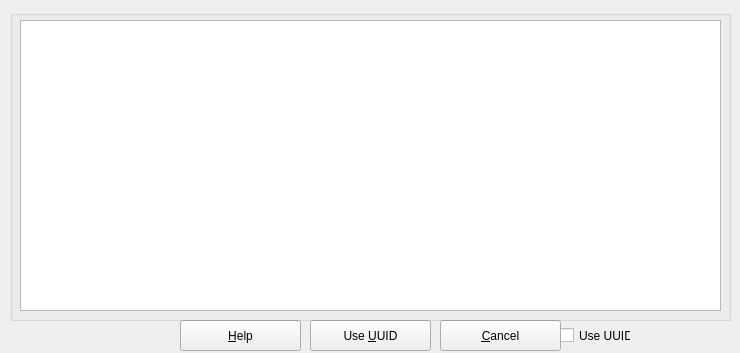
The window that zuluCrypt-gui/openvolume.ui (mhogomchungu/zuluCrypt) describes before a commit, drawn with Qt 5.
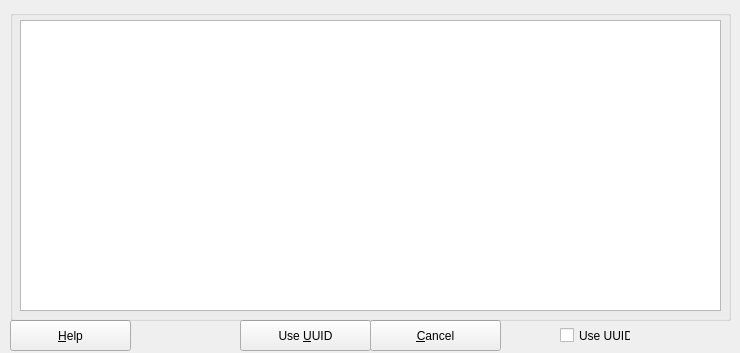
The same window after the commit.

```diff
--- a/zuluCrypt-gui/openvolume.ui
+++ b/zuluCrypt-gui/openvolume.ui
@@ -38,7 +38,7 @@
   <widget class="QPushButton" name="pbHelp">
    <property name="geometry">
     <rect>
-     <x>180</x>
+     <x>10</x>
      <y>320</y>
      <width>121</width>
      <height>31</height>
@@ -54,9 +54,9 @@
   <widget class="QPushButton" name="pbUUID">
    <property name="geometry">
     <rect>
-     <x>310</x>
+     <x>240</x>
      <y>320</y>
-     <width>121</width>
+     <width>131</width>
      <height>31</height>
     </rect>
    </property>
@@ -70,9 +70,9 @@
   <widget class="QPushButton" name="pbCancel">
    <property name="geometry">
     <rect>
-     <x>440</x>
+     <x>370</x>
      <y>320</y>
-     <width>121</width>
+     <width>131</width>
      <height>31</height>
     </rect>
    </property>
```
